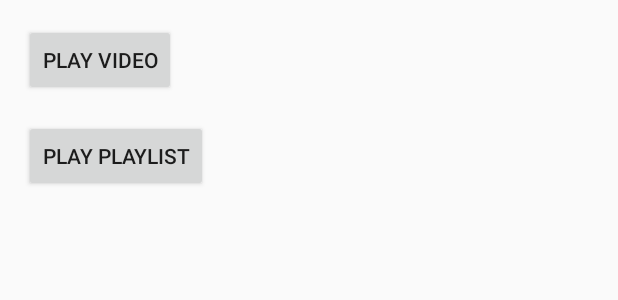
After one commit to Adam-Ozbayraktar/Youtube-Player, an Android app: the layout activity_standalone.xml on its own in the app's theme, with its tools: preview values and no code run, on a phone screen of 412 x 824 dp. The commit adds this screen. Shown: the top 300 px of the screen. Run offline under Robolectric (Android 15) with nearby library versions, the phone set to English and light mode, and no system bars.

Commit message:
Adding playlist functionality

```diff
--- /dev/null
+++ b/app/src/main/res/layout/activity_standalone.xml
@@ -0,0 +1,27 @@
+<?xml version="1.0" encoding="utf-8"?>
+<androidx.constraintlayout.widget.ConstraintLayout xmlns:android="http://schemas.android.com/apk/res/android"
+    xmlns:app="http://schemas.android.com/apk/res-auto"
+    xmlns:tools="http://schemas.android.com/tools"
+    android:orientation="vertical" android:layout_width="match_parent"
+    android:layout_height="match_parent">
+
+    <Button
+        android:id="@+id/btnPlayVideo"
+        android:layout_width="wrap_content"
+        android:layout_height="wrap_content"
+        android:layout_marginStart="16dp"
+        android:layout_marginLeft="16dp"
+        android:layout_marginTop="16dp"
+        android:text="Play Video"
+        app:layout_constraintStart_toStartOf="parent"
+        app:layout_constraintTop_toTopOf="parent" />
+
+    <Button
+        android:id="@+id/btnPlaylist"
+        android:layout_width="wrap_content"
+        android:layout_height="wrap_content"
+        android:layout_marginTop="16dp"
+        android:text="Play Playlist"
+        app:layout_constraintStart_toStartOf="@+id/btnPlayVideo"
+        app:layout_constraintTop_toBottomOf="@+id/btnPlayVideo" />
+</androidx.constraintlayout.widget.ConstraintLayout>
```
Also changed, not shown: app/src/main/java/adamozbayraktar/example/youtubeplayer/StandaloneActivity.kt (added, +44 -0 lines), app/src/main/java/adamozbayraktar/example/youtubeplayer/YoutubeActivity.kt (+51 -2 lines), app/src/main/res/layout/activity_main.xml (+16 -6 lines).
